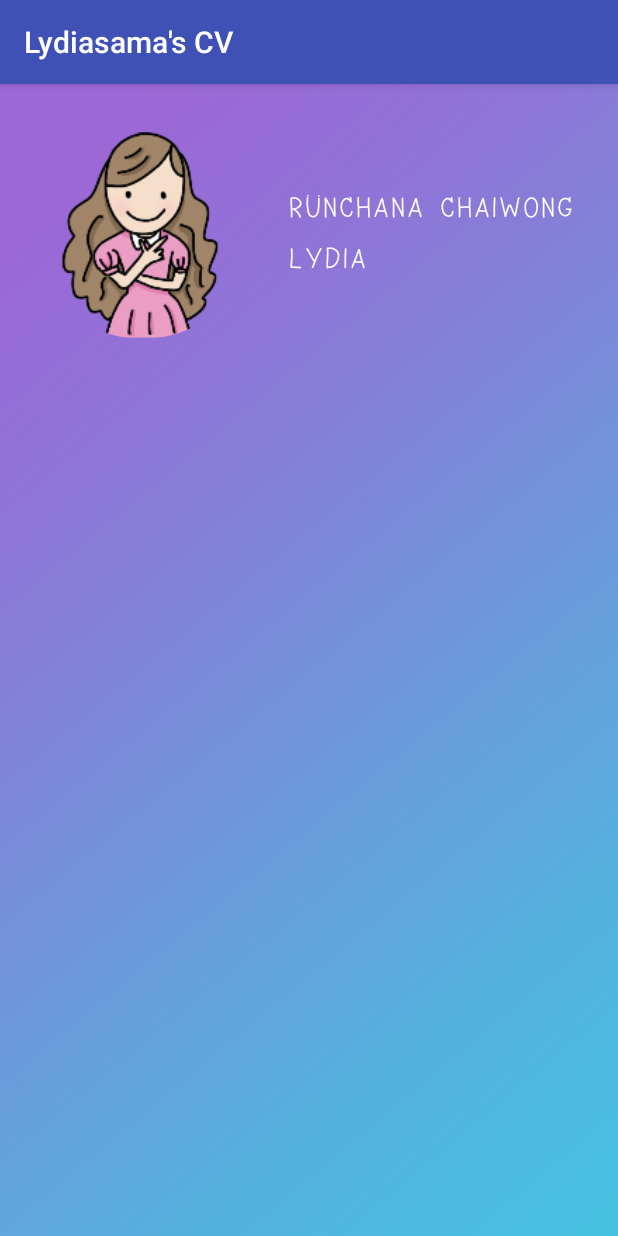
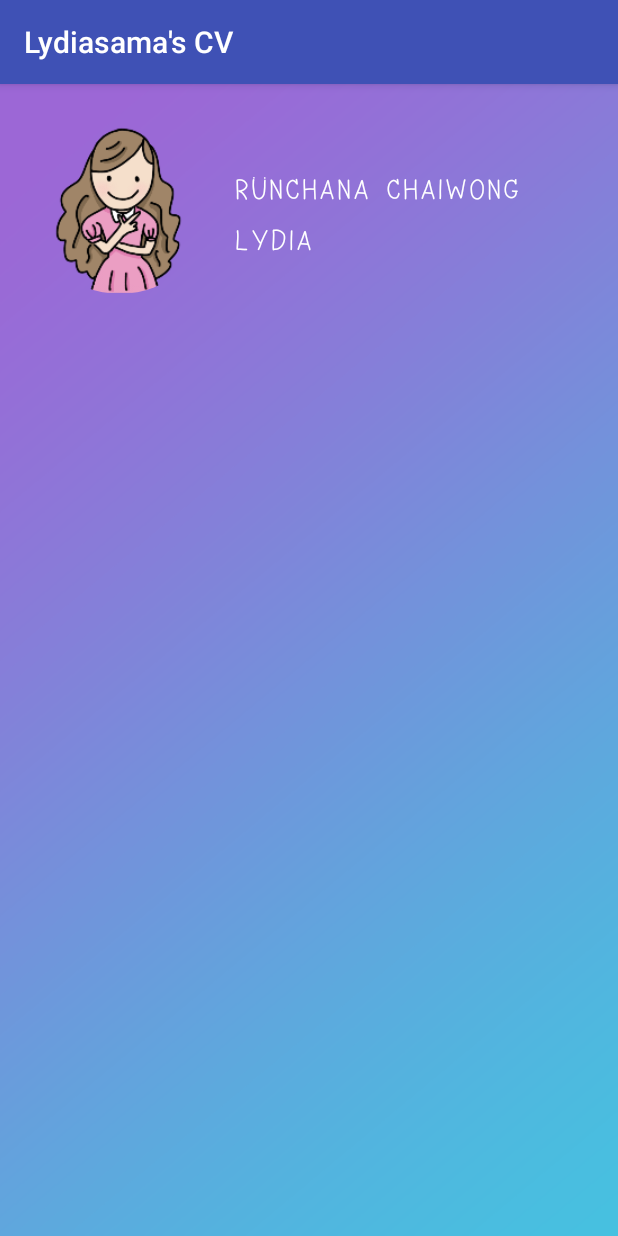
Before and after one commit to lydiasama/LydiasamaCV, an Android app: the ProfileActivity screen opened directly, with no data from a screen before it, on a phone screen of 412 x 824 dp. Run offline under Robolectric (Android 15) with nearby library versions, the phone set to English and light mode, and no system bars; plain views replace CircularImageView.

Commit message:
shared element

```diff
--- a/app/src/main/java/com/hallelujah/cv/activity/MainActivity.kt
+++ b/app/src/main/java/com/hallelujah/cv/activity/MainActivity.kt
@@ -1,13 +1,29 @@
 package com.hallelujah.cv.activity
 
+import android.content.Intent
 import android.support.v7.app.AppCompatActivity
 import android.os.Bundle
+import android.support.v4.app.ActivityOptionsCompat
 import com.hallelujah.cv.R
+import kotlinx.android.synthetic.main.activity_main.*
 
 class MainActivity : AppCompatActivity() {
 
     override fun onCreate(savedInstanceState: Bundle?) {
         super.onCreate(savedInstanceState)
         setContentView(R.layout.activity_main)
+        setOnClickProfileAvatar()
+    }
+
+    private fun setOnClickProfileAvatar() {
+        ivProfile.setOnClickListener {
+            gotoProfileActivity()
+        }
+    }
+
+    private fun gotoProfileActivity() {
+        val intent = Intent(this, ProfileActivity::class.java)
+        val options = ActivityOptionsCompat.makeSceneTransitionAnimation(this, ivProfile, "avatar")
+        startActivity(intent, options.toBundle())
     }
 }
--- a/app/src/main/res/layout/activity_profile.xml
+++ b/app/src/main/res/layout/activity_profile.xml
@@ -9,11 +9,11 @@
 
     <com.github.siyamed.shapeimageview.CircularImageView
         android:id="@+id/ivProfile"
-        android:transitionName="avatar"
-        android:layout_width="150dp"
-        android:layout_height="150dp"
+        android:layout_width="120dp"
+        android:layout_height="120dp"
         android:layout_margin="20dp"
         android:src="@drawable/ic_profile"
+        android:transitionName="avatar"
         app:layout_constraintDimensionRatio="1:1"
         app:layout_constraintStart_toStartOf="parent"
         app:layout_constraintTop_toTopOf="parent"
@@ -23,29 +23,34 @@
 
     <TextView
         android:id="@+id/tvName"
+        android:transitionName="name"
         style="@style/FontProfile"
-        android:layout_width="wrap_content"
+        android:layout_width="0dp"
         android:layout_height="wrap_content"
-        android:maxWidth="200dp"
-        android:layout_marginEnd="@dimen/margin_icon"
+        android:layout_marginStart="@dimen/margin_default"
+        android:layout_marginEnd="@dimen/margin_default"
+        android:singleLine="false"
+        android:maxLength="30"
+        android:maxLines="2"
         android:text="@string/name"
-        android:transitionName="name"
         app:layout_constraintBottom_toBottomOf="@+id/ivProfile"
-        app:layout_constraintEnd_toEndOf="parent"
         app:layout_constraintStart_toEndOf="@+id/ivProfile"
         app:layout_constraintTop_toTopOf="@+id/ivProfile"
+        app:layout_constraintEnd_toEndOf="parent"
         app:layout_constraintVertical_bias="0.40" />
 
     <TextView
         android:id="@+id/tvNickname"
         style="@style/FontProfile"
-        android:layout_width="wrap_content"
+        android:layout_width="0dp"
         android:layout_height="wrap_content"
-        android:maxWidth="200dp"
+        android:maxLength="10"
         android:layout_marginTop="@dimen/margin_icon"
         android:text="@string/nickname"
         android:transitionName="nickname"
+        android:layout_marginEnd="@dimen/margin_default"
         app:layout_constraintStart_toStartOf="@+id/tvName"
-        app:layout_constraintTop_toBottomOf="@+id/tvName" />
+        app:layout_constraintTop_toBottomOf="@+id/tvName"
+        app:layout_constraintEnd_toEndOf="parent"/>
 
 </android.support.constraint.ConstraintLayout>
```
